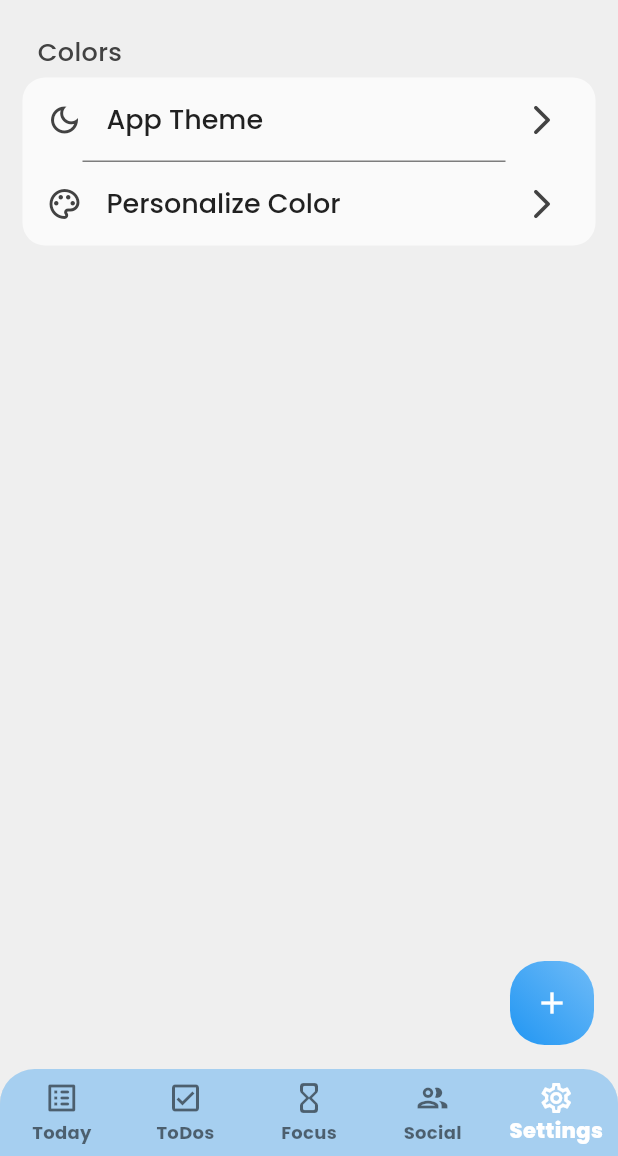
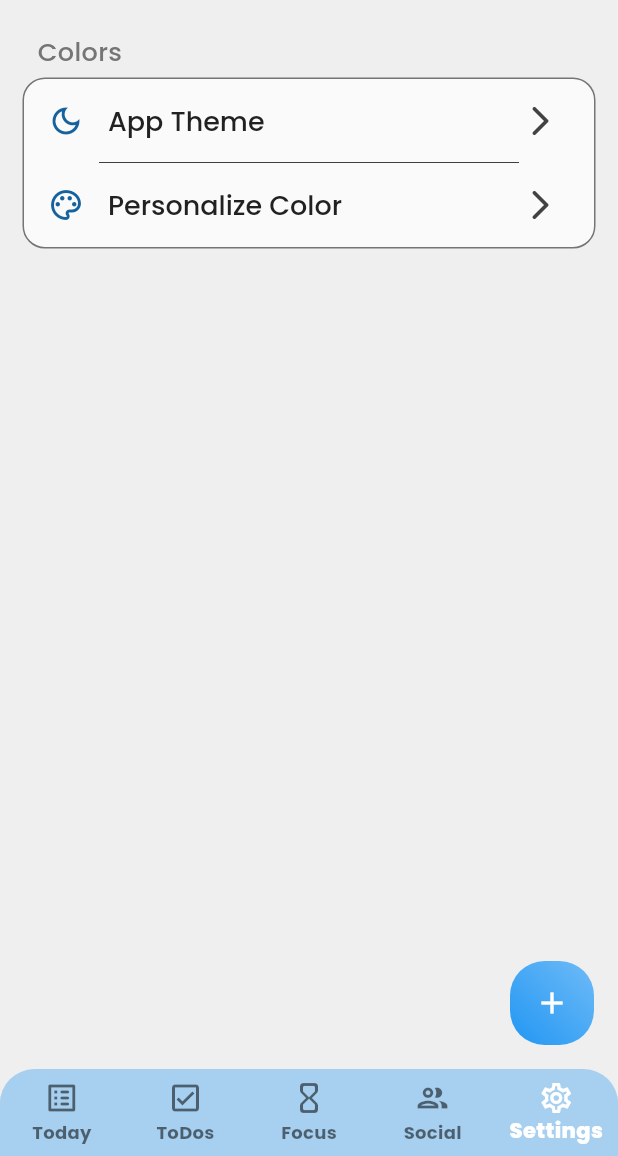
Before and after one commit to edhae/get_done, a Flutter app: the screen it shows after launch, item 5 of the bottom bar chosen, on a phone screen of 412 x 824 dp, the part 80-1236 px from its top. Run offline on Flutter 3.47's test engine with Material 3 defaults, Android fonts, the light colour scheme and no system bars; drawn by our look-alikes of simple_gradient_text; our stand-ins replace flutter_colorpicker.

Commit message:
better design

```diff
--- a/lib/mainpages/settingspage.dart
+++ b/lib/mainpages/settingspage.dart
@@ -17,6 +17,10 @@ class _SettingsPageState extends State<SettingsPage> {
   Widget build(BuildContext context) {
     Color personalizedColor =
         Provider.of<ThemeProvider>(context, listen: false).personalizedColor;
+
+    Color personalizedIconColor = Color.alphaBlend(
+        personalizedColor.withValues(alpha: Theme.of(context).brightness == Brightness.dark ? 0.5 : 0.65),
+        Theme.of(context).colorScheme.secondary);
 
     return Scaffold(
       appBar: AppBar(
@@ -53,9 +57,12 @@ class _SettingsPageState extends State<SettingsPage> {
               ),
               Container(
                 decoration: BoxDecoration(
-                  color: Theme.of(context).colorScheme.primaryContainer,
-                  borderRadius: BorderRadius.circular(15),
-                ),
+                    color: Theme.of(context).colorScheme.primaryContainer,
+                    borderRadius: BorderRadius.circular(15),
+                    border: Border.all(
+                      color: Theme.of(context).colorScheme.tertiary,
+                      width: 1,
+                    )),
                 child: Column(
                   children: [
                     GestureDetector(
@@ -78,16 +85,19 @@ class _SettingsPageState extends State<SettingsPage> {
                           ),
                           leading: Icon(
                             Icons.dark_mode_outlined,
+                            color: personalizedIconColor,
                           ),
-                          trailing: Icon(Icons.arrow_forward_ios_rounded),
+                          trailing: Icon(
+                            Icons.arrow_forward_ios_rounded,
+                          ),
                         ),
                       ),
                     ),
                     Divider(
                       color: Theme.of(context).colorScheme.secondary,
                       thickness: 0.5,
-                      indent: 40,
-                      endIndent: 60,
+                      indent: 50,
+                      endIndent: 50,
                       height: 0,
                     ),
                     GestureDetector(
@@ -108,8 +118,13 @@ class _SettingsPageState extends State<SettingsPage> {
                               fontWeight: FontWeight.w500,
                             ),
                           ),
-                          leading: Icon(Icons.color_lens_outlined),
-                          trailing: Icon(Icons.arrow_forward_ios_rounded),
+                          leading: Icon(
+                            Icons.color_lens_outlined,
+                            color: personalizedIconColor,
+                          ),
+                          trailing: Icon(
+                            Icons.arrow_forward_ios_rounded,
+                          ),
                         ),
                       ),
                     ),
@@ -129,9 +144,11 @@ class SetAppThemeAlert extends StatelessWidget {
 
   @override
   Widget build(BuildContext context) {
-    ThemeMode selectedMode = Provider.of<ThemeProvider>(context, listen: false).themeMode;
+    ThemeMode selectedMode =
+        Provider.of<ThemeProvider>(context, listen: false).themeMode;
 
-    Color personalizedColor = Provider.of<ThemeProvider>(context, listen: false).personalizedColor;
+    Color personalizedColor =
+        Provider.of<ThemeProvider>(context, listen: false).personalizedColor;
 
     return AlertDialog(
       shape: RoundedRectangleBorder(borderRadius: BorderRadius.circular(16)),
--- a/lib/theme/themedata.dart
+++ b/lib/theme/themedata.dart
@@ -22,7 +22,7 @@ ThemeData lightMode(BuildContext context) {
       surface: const Color.fromARGB(255, 239, 239, 239),
       primary: Colors.white,
       secondary: Colors.black,
-      tertiary: Colors.grey.shade800,
+      tertiary: Colors.grey.shade600,
       primaryContainer: const Color.fromARGB(255, 250, 250, 250),
     ),
     bottomNavigationBarTheme: BottomNavigationBarThemeData(
```
Also changed, not shown: lib/data.dart (+4 -4 lines), lib/mainpages/todospage.dart (+7 -7 lines).
